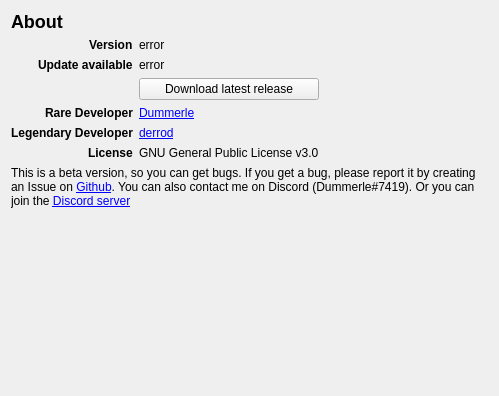
This is rare/ui/components/tabs/settings/about.ui in RareDevs/Rare as Qt 5 draws it before an edit. The edited form follows.
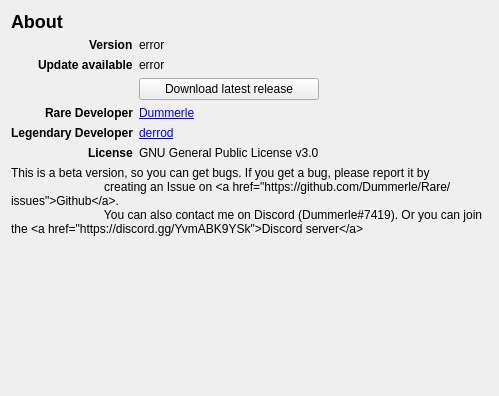
This is the edited form.

What changed in the file:
```diff
--- a/rare/ui/components/tabs/settings/about.ui
+++ b/rare/ui/components/tabs/settings/about.ui
@@ -136,7 +136,11 @@
    <item row="14" column="0" colspan="3">
     <widget class="QLabel" name="info_text">
      <property name="text">
-      <string>This is a beta version, so you can get bugs. If you get a bug, please report it by creating an Issue on &lt;a href='https://github.com/Dummerle/Rare/issues'&gt;Github&lt;/a&gt;. You can also contact me on Discord (Dummerle#7419). Or you can join the &lt;a href='https://discord.gg/YvmABK9YSk'&gt;Discord server&lt;/a&gt;</string>
+                        <string>This is a beta version, so you can get bugs. If you get a bug, please report it by
+                            creating an Issue on &lt;a href='https://github.com/Dummerle/Rare/issues'&gt;Github&lt;/a&gt;.
+                            You can also contact me on Discord (Dummerle#7419). Or you can join the &lt;a
+                            href='https://discord.gg/YvmABK9YSk'&gt;Discord server&lt;/a&gt;
+                        </string>
      </property>
      <property name="wordWrap">
       <bool>true</bool>
```
Lines whose indentation alone changed are shown as unchanged.
